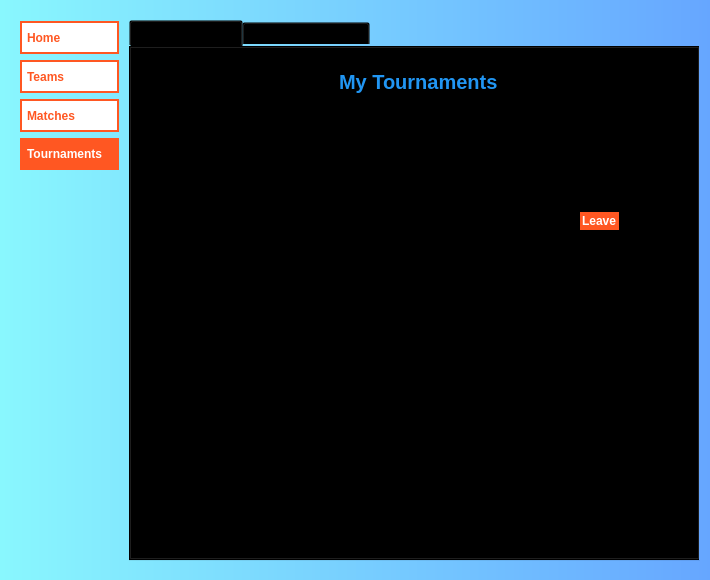
Qt form TMS_UI/MainWindow.ui (hyperfence/tournament-management-sys) before a commit.
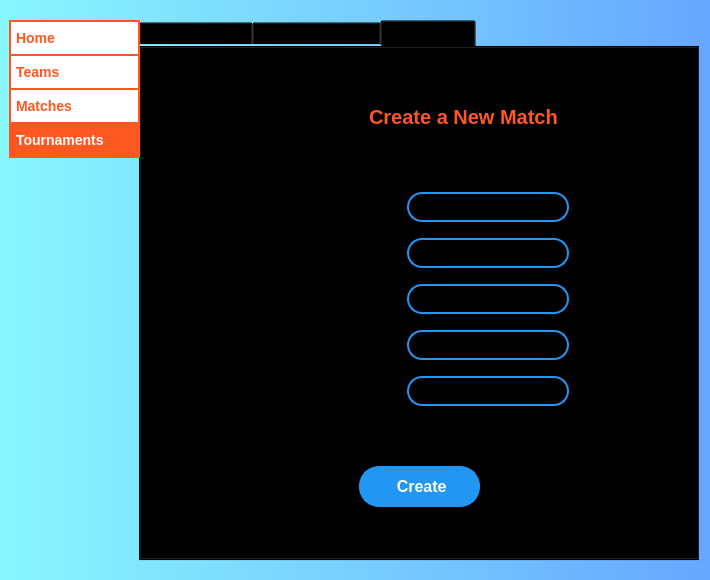
The same form after that commit. The open tabs and pages were chosen to show the change. Icons and pictures are not drawn.

```diff
--- a/TMS_UI/MainWindow.ui
+++ b/TMS_UI/MainWindow.ui
@@ -1302,6 +1302,43 @@
           <attribute name="title">
            <string>Upcoming Matches</string>
           </attribute>
+          <widget class="QLabel" name="label_42">
+           <property name="geometry">
+            <rect>
+             <x>150</x>
+             <y>30</y>
+             <width>81</width>
+             <height>81</height>
+            </rect>
+           </property>
+           <property name="text">
+            <string/>
+           </property>
+           <property name="pixmap">
+            <pixmap resource="MainWindow.qrc">:/MainWindow/match2.png</pixmap>
+           </property>
+           <property name="scaledContents">
+            <bool>true</bool>
+           </property>
+          </widget>
+          <widget class="QLabel" name="label_14">
+           <property name="geometry">
+            <rect>
+             <x>250</x>
+             <y>60</y>
+             <width>181</width>
+             <height>41</height>
+            </rect>
+           </property>
+           <property name="styleSheet">
+            <string notr="true">color: #FF5722;
+font-weight: 600;
+font-size: 20px;</string>
+           </property>
+           <property name="text">
+            <string>Upcoming Matches</string>
+           </property>
+          </widget>
          </widget>
          <widget class="QWidget" name="MatchesTab2">
           <attribute name="title">
@@ -1438,9 +1475,9 @@
         <widget class="QTabWidget" name="tabWidget4">
          <property name="geometry">
           <rect>
-           <x>10</x>
+           <x>20</x>
            <y>0</y>
-           <width>571</width>
+           <width>561</width>
            <height>541</height>
           </rect>
          </property>
@@ -1451,7 +1488,7 @@
           <enum>QTabWidget::North</enum>
          </property>
          <property name="currentIndex">
-          <number>0</number>
+          <number>2</number>
          </property>
          <widget class="QWidget" name="TournamentsTab1">
           <attribute name="title">
@@ -1460,14 +1497,14 @@
           <widget class="QLabel" name="label_13">
            <property name="geometry">
             <rect>
-             <x>210</x>
-             <y>20</y>
+             <x>240</x>
+             <y>50</y>
              <width>161</width>
-             <height>31</height>
+             <height>41</height>
             </rect>
            </property>
            <property name="styleSheet">
-            <string notr="true">color:  #2196f3;
+            <string notr="true">color: #FF5722;
 font-weight: 600;
 font-size: 20px;</string>
            </property>
@@ -1475,78 +1512,37 @@
             <string>My Tournaments</string>
            </property>
           </widget>
-          <widget class="QLabel" name="label_14">
+          <widget class="QLabel" name="label_41">
            <property name="geometry">
             <rect>
-             <x>138</x>
-             <y>60</y>
-             <width>311</width>
-             <height>20</height>
+             <x>140</x>
+             <y>20</y>
+             <width>91</width>
+             <height>91</height>
             </rect>
            </property>
            <property name="text">
-            <string>Below are the tournaments in which you are participating.</string>
+            <string/>
            </property>
-          </widget>
-          <widget class="QScrollArea" name="scrollArea">
-           <property name="geometry">
-            <rect>
-             <x>50</x>
-             <y>120</y>
-             <width>471</width>
-             <height>341</height>
-            </rect>
+           <property name="pixmap">
+            <pixmap resource="MainWindow.qrc">:/MainWindow/my_tournament.png</pixmap>
            </property>
-           <property name="widgetResizable">
+           <property name="scaledContents">
             <bool>true</bool>
            </property>
-           <widget class="QWidget" name="scrollAreaWidgetContents">
-            <property name="geometry">
-             <rect>
-              <x>0</x>
-              <y>0</y>
-              <width>471</width>
-              <height>341</height>
-             </rect>
-            </property>
-            <widget class="QGroupBox" name="groupBox_10">
-             <property name="geometry">
-              <rect>
-               <x>20</x>
-               <y>30</y>
-               <width>431</width>
-               <height>51</height>
-              </rect>
-             </property>
-             <property name="title">
-              <string/>
-             </property>
-             <layout class="QHBoxLayout" name="horizontalLayout_6">
-              <item>
-               <widget class="QLineEdit" name="lineEdit_3">
-                <property name="text">
-                 <string>My First Tournament</string>
-                </property>
-               </widget>
-              </item>
-              <item>
-               <widget class="QPushButton" name="pushButton">
-                <property name="styleSheet">
-                 <string notr="true">background-color: #FF5722;
-color: #fff;
-font-weight: 600;
-border: none;
-text-align: left;
-border: 2px solid #FF5722;</string>
-                </property>
-                <property name="text">
-                 <string>Leave</string>
-                </property>
-               </widget>
-              </item>
-             </layout>
-            </widget>
-           </widget>
+          </widget>
+          <widget class="QTableWidget" name="tableWidget">
+           <property name="geometry">
+            <rect>
+             <x>30</x>
+             <y>180</y>
+             <width>500</width>
+             <height>280</height>
+            </rect>
+           </property>
+           <property name="styleSheet">
+            <string notr="true"/>
+           </property>
           </widget>
          </widget>
          <widget class="QWidget" name="TournamentsTab2">
@@ -1707,15 +1703,261 @@
            </property>
           </widget>
          </widget>
+         <widget class="QWidget" name="TournamentsTab3">
+          <attribute name="title">
+           <string>Create Match</string>
+          </attribute>
+          <widget class="QGroupBox" name="groupBox_13">
+           <property name="geometry">
+            <rect>
+             <x>110</x>
+             <y>130</y>
+             <width>341</width>
+             <height>251</height>
+            </rect>
+           </property>
+           <property name="styleSheet">
+            <string notr="true">QGroupBox {
+	border: none;
+}</string>
+           </property>
+           <property name="title">
+            <string/>
+           </property>
+           <layout class="QFormLayout" name="formLayout_3">
+            <item row="2" column="0">
+             <widget class="QLabel" name="label_32">
+              <property name="styleSheet">
+               <string notr="true">font-size: 14px;
+font-weight: 600;
+border: none;
+margin: 5px 10px;</string>
+              </property>
+              <property name="text">
+               <string>Team 1 ID:</string>
+              </property>
+             </widget>
+            </item>
+            <item row="3" column="0">
+             <widget class="QLabel" name="label_33">
+              <property name="styleSheet">
+               <string notr="true">font-size: 14px;
+font-weight: 600;
+border: none;
+margin: 5px 10px;</string>
+              </property>
+              <property name="text">
+               <string>Team 2 ID:</string>
+              </property>
+             </widget>
+            </item>
+            <item row="3" column="1">
+             <widget class="QSpinBox" name="inpMatchTeam2">
+              <property name="styleSheet">
+               <string notr="true">border: 2px solid  #2196f3;
+border-radius: 15px;
+padding: 5px 10px;
+margin: 5px 10px;</string>
+              </property>
+             </widget>
+            </item>
+            <item row="4" column="1">
+             <widget class="QComboBox" name="inpMatchStatus">
+              <property name="styleSheet">
+               <string notr="true">QComboBox {
+	border: 2px solid  #2196f3;
+	border-radius: 15px;
+	padding: 5px 10px;	
+	margin: 5px 10px;
+}
+QComboBox QAbstractItemView {
+	border: 2px solid  #2196f3;
+	padding: 3px 10px;
+	border-bottom-radius: 5px;
+    background: #fff;
+}</string>
+              </property>
+              <property name="frame">
+               <bool>false</bool>
+              </property>
+              <item>
+               <property name="text">
+                <string>Pending</string>
+               </property>
+              </item>
+              <item>
+               <property name="text">
+                <string>Completed</string>
+               </property>
+              </item>
+              <item>
+               <property name="text">
+                <string>Ongoing</string>
+               </property>
+              </item>
+              <item>
+               <property name="text">
+                <string>Postponed</string>
+               </property>
+              </item>
+             </widget>
+            </item>
+            <item row="4" column="0">
+             <widget class="QLabel" name="label_34">
+              <property name="styleSheet">
+               <string notr="true">font-size: 14px;
+font-weight: 600;
+border: none;
+margin: 5px 10px;</string>
+              </property>
+              <property name="text">
+               <string>Match Status:</string>
+              </property>
+             </widget>
+            </item>
+            <item row="5" column="1">
+             <widget class="QDateTimeEdit" name="inpMatchDate">
+              <property name="styleSheet">
+               <string notr="true">border: 2px solid  #2196f3;
+border-radius: 15px;
+padding: 5px 10px;
+margin: 5px 10px;</string>
+              </property>
+             </widget>
+            </item>
+            <item row="5" column="0">
+             <widget class="QLabel" name="label_38">
+              <property name="styleSheet">
+               <string notr="true">font-size: 14px;
+font-weight: 600;
+border: none;
+margin: 5px 10px;</string>
+              </property>
+              <property name="text">
+               <string>Match Date:</string>
+              </property>
+             </widget>
+            </item>
+            <item row="0" column="0">
+             <widget class="QLabel" name="label_39">
+              <property name="styleSheet">
+               <string notr="true">font-size: 14px;
+font-weight: 600;
+border: none;
+margin: 5px 10px;</string>
+              </property>
+              <property name="text">
+               <string>Tournament ID:</string>
+              </property>
+             </widget>
+            </item>
+            <item row="2" column="1">
+             <widget class="QSpinBox" name="inpMatchTeam1">
+              <property name="styleSheet">
+               <string notr="true">border: 2px solid  #2196f3;
+border-radius: 15px;
+padding: 5px 10px;
+margin: 5px 10px;</string>
+              </property>
+             </widget>
+            </item>
+            <item row="0" column="1">
+             <widget class="QSpinBox" name="inpMatchTournament">
+              <property name="styleSheet">
+               <string notr="true">border: 2px solid  #2196f3;
+border-radius: 15px;
+padding: 5px 10px;
+margin: 5px 10px;</string>
+              </property>
+             </widget>
+            </item>
+           </layout>
+          </widget>
+          <widget class="QLabel" name="label_36">
+           <property name="geometry">
+            <rect>
+             <x>130</x>
+             <y>20</y>
+             <width>91</width>
+             <height>91</height>
+            </rect>
+           </property>
+           <property name="text">
+            <string/>
+           </property>
+           <property name="pixmap">
+            <pixmap resource="MainWindow.qrc">:/MainWindow/match.png</pixmap>
+           </property>
+           <property name="scaledContents">
+            <bool>true</bool>
+           </property>
+          </widget>
+          <widget class="QLabel" name="label_37">
+           <property name="geometry">
+            <rect>
+             <x>230</x>
+             <y>50</y>
+             <width>191</width>
+             <height>41</height>
+            </rect>
+           </property>
+           <property name="styleSheet">
+            <string notr="true">color: #FF5722;
+font-weight: 600;
+font-size: 20px;</string>
+           </property>
+           <property name="text">
+            <string>Create a New Match</string>
+           </property>
+          </widget>
+          <widget class="QPushButton" name="createMatchBtn">
+           <property name="geometry">
+            <rect>
+             <x>220</x>
+             <y>420</y>
+             <width>121</width>
+             <height>41</height>
+            </rect>
+           </property>
+           <property name="styleSheet">
+            <string notr="true">QPushButton{
+	border: 3px solid #2196f3;
+	background-color: #2196F3;
+	border-radius: 20px;
+	color: #fff;
+	font-weight: 600;
+	padding: 3px 15px;
+	font-size: 16px;
+}
+QPushButton:hover {
+	background-color: #fff;
+	color: #2196F3;
+}</string>
+           </property>
+           <property name="text">
+            <string> Create</string>
+           </property>
+           <property name="icon">
+            <iconset resource="MainWindow.qrc">
+             <normaloff>:/MainWindow/add.png</normaloff>:/MainWindow/add.png</iconset>
+           </property>
+           <property name="iconSize">
+            <size>
+             <width>20</width>
+             <height>20</height>
+            </size>
+           </property>
+          </widget>
+         </widget>
         </widget>
        </widget>
        <widget class="QGroupBox" name="SideMenu4">
         <property name="geometry">
          <rect>
           <x>0</x>
-          <y>10</y>
-          <width>121</width>
-          <height>171</height>
+          <y>20</y>
+          <width>131</width>
+          <height>141</height>
          </rect>
         </property>
         <property name="styleSheet">
@@ -1726,10 +1968,29 @@
          <string/>
         </property>
         <layout class="QVBoxLayout" name="verticalLayout_7">
+         <property name="spacing">
+          <number>0</number>
+         </property>
+         <property name="sizeConstraint">
+          <enum>QLayout::SetDefaultConstraint</enum>
+         </property>
+         <property name="leftMargin">
+          <number>0</number>
+         </property>
+         <property name="topMargin">
+          <number>0</number>
+         </property>
+         <property name="rightMargin">
+          <number>0</number>
+         </property>
+         <property name="bottomMargin">
+          <number>0</number>
+         </property>
          <item>
           <widget class="QPushButton" name="homeBtn_4">
            <property name="styleSheet">
             <string notr="true">QPushButton{
+	font-size: 14px;
 	background-color: #FFF;
 	color: #fff;
 	font-weight: 600;
@@ -1737,8 +1998,8 @@
 	padding: 7.5px 5px;
 	text-align: left;
 	border: 2px solid #FF5722;
+	border-bottom: 0px;
 	color: #FF5722;
-	margin: 0px;
 }
 QPushButton:hover {
 	background-color: #FF5722;
@@ -1755,14 +2016,15 @@
            <property name="styleSheet">
             <string notr="true">QPushButton{
 	background-color: #FFF;
+	font-size: 14px;
 	color: #fff;
 	font-weight: 600;
 	border: none;
 	padding: 7.5px 5px;
 	text-align: left;
 	border: 2px solid #FF5722;
+	border-bottom: 0px;
 	color: #FF5722;
-	margin: 0px;
 }
 QPushButton:hover {
 	background-color: #FF5722;
@@ -1779,14 +2041,15 @@
            <property name="styleSheet">
             <string notr="true">QPushButton{
 	background-color: #FFF;
+	font-size: 14px;
 	color: #fff;
 	font-weight: 600;
 	border: none;
 	padding: 7.5px 5px;
 	text-align: left;
 	border: 2px solid #FF5722;
+	border-bottom: 0px;
 	color: #FF5722;
-	margin: 0px;
 }
 QPushButton:hover {
 	background-color: #FF5722;
@@ -1803,9 +2066,9 @@
           <widget class="QPushButton" name="tournamentsBtn_4">
            <property name="styleSheet">
             <string notr="true">background-color: #FF5722;
+font-size: 14px;
 color: #fff;
 font-weight: 600;
-border: none;
 padding: 7.5px 5px;
 text-align: left;
 border: 2px solid #FF5722;</string>
```
Left out of the diff: 910 changed lines with no effect on the pictures.
